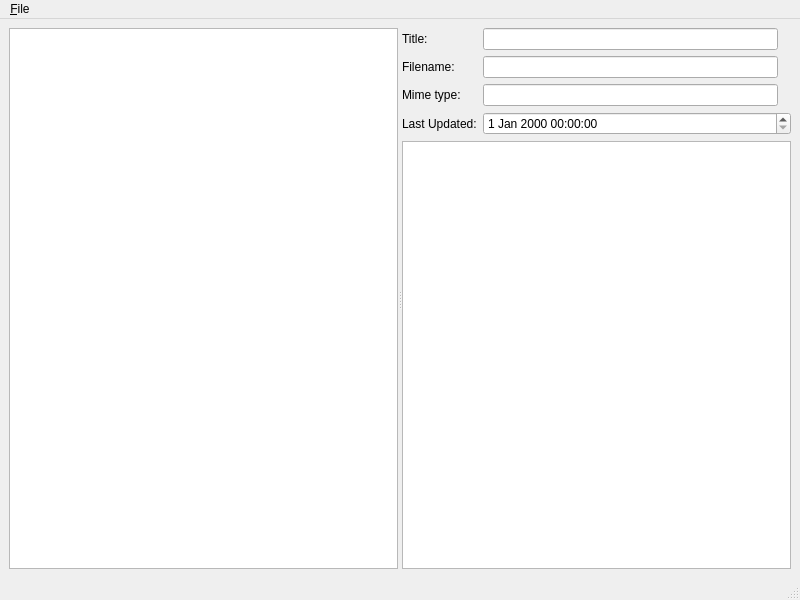
Before: the Qt Designer form bgrive/ui/MainWindow.ui in Grive/grive, drawn with Qt 5.
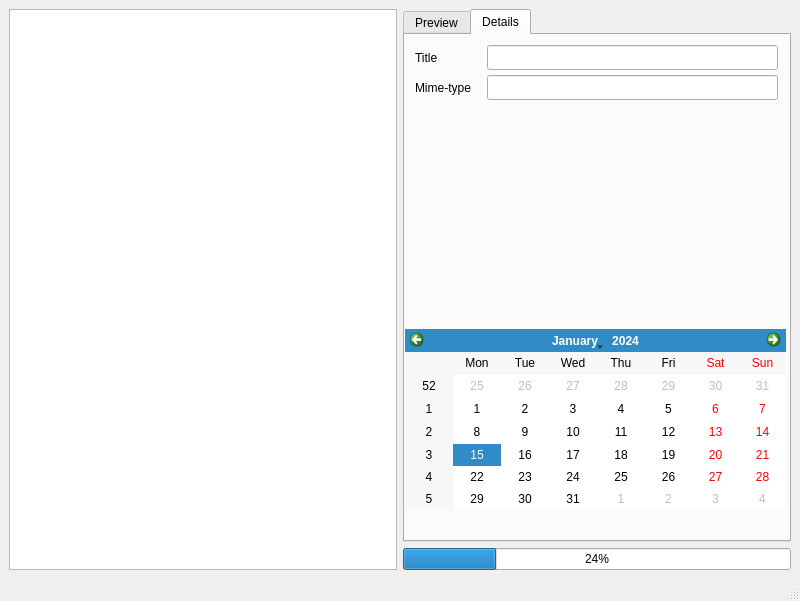
After: the same form once the commit is applied. The open tabs and pages were chosen to show the change. Icons and pictures are not drawn.

The edit to the form file:
```diff
--- a/bgrive/ui/MainWindow.ui
+++ b/bgrive/ui/MainWindow.ui
@@ -7,7 +7,7 @@
     <x>0</x>
     <y>0</y>
     <width>800</width>
-    <height>600</height>
+    <height>601</height>
    </rect>
   </property>
   <property name="windowTitle">
@@ -28,81 +28,107 @@
         </sizepolicy>
        </property>
       </widget>
-      <widget class="QWidget" name="">
-       <layout class="QGridLayout" name="gridLayout">
-        <item row="0" column="0">
-         <widget class="QLabel" name="label">
-          <property name="text">
-           <string>Title:</string>
-          </property>
-         </widget>
-        </item>
-        <item row="0" column="1">
-         <widget class="QLineEdit" name="m_title"/>
-        </item>
-        <item row="0" column="2" rowspan="2">
-         <widget class="QLabel" name="m_icon">
-          <property name="text">
-           <string/>
-          </property>
-         </widget>
-        </item>
-        <item row="1" column="0">
-         <widget class="QLabel" name="label_2">
-          <property name="text">
-           <string>Filename:</string>
-          </property>
-         </widget>
-        </item>
-        <item row="1" column="1">
-         <widget class="QLineEdit" name="m_filename"/>
-        </item>
-        <item row="2" column="0">
-         <widget class="QLabel" name="label_4">
-          <property name="text">
-           <string>Mime type:</string>
-          </property>
-         </widget>
-        </item>
-        <item row="2" column="1">
-         <widget class="QLineEdit" name="m_mime_type"/>
-        </item>
-        <item row="3" column="0">
-         <widget class="QLabel" name="label_3">
-          <property name="text">
-           <string>Last Updated:</string>
-          </property>
-         </widget>
-        </item>
-        <item row="3" column="1" colspan="2">
-         <widget class="QDateTimeEdit" name="m_last_update"/>
-        </item>
-        <item row="4" column="0" colspan="3">
-         <widget class="QGraphicsView" name="m_preview"/>
-        </item>
-       </layout>
-      </widget>
      </widget>
     </item>
+    <item>
+     <layout class="QVBoxLayout" name="verticalLayout">
+      <item>
+       <widget class="QTabWidget" name="tabWidget">
+        <property name="currentIndex">
+         <number>0</number>
+        </property>
+        <widget class="QWidget" name="tab">
+         <attribute name="title">
+          <string>Preview</string>
+         </attribute>
+         <widget class="QGraphicsView" name="preview">
+          <property name="geometry">
+           <rect>
+            <x>0</x>
+            <y>0</y>
+            <width>381</width>
+            <height>481</height>
+           </rect>
+          </property>
+         </widget>
+        </widget>
+        <widget class="QWidget" name="tab_2">
+         <attribute name="title">
+          <string>Details</string>
+         </attribute>
+         <widget class="QCalendarWidget" name="calendarWidget">
+          <property name="geometry">
+           <rect>
+            <x>0</x>
+            <y>294</y>
+            <width>381</width>
+            <height>181</height>
+           </rect>
+          </property>
+         </widget>
+         <widget class="QLineEdit" name="m_title">
+          <property name="geometry">
+           <rect>
+            <x>82</x>
+            <y>10</y>
+            <width>291</width>
+            <height>25</height>
+           </rect>
+          </property>
+          <property name="readOnly">
+           <bool>true</bool>
+          </property>
+         </widget>
+         <widget class="QLabel" name="lbl_m_title">
+          <property name="geometry">
+           <rect>
+            <x>10</x>
+            <y>12</y>
+            <width>56</width>
+            <height>21</height>
+           </rect>
+          </property>
+          <property name="text">
+           <string>Title</string>
+          </property>
+         </widget>
+         <widget class="QLineEdit" name="m_mime_type">
+          <property name="geometry">
+           <rect>
+            <x>82</x>
+            <y>40</y>
+            <width>291</width>
+            <height>25</height>
+           </rect>
+          </property>
+         </widget>
+         <widget class="QLabel" name="lbl_m_mime_type">
+          <property name="geometry">
+           <rect>
+            <x>10</x>
+            <y>45</y>
+            <width>71</width>
+            <height>16</height>
+           </rect>
+          </property>
+          <property name="text">
+           <string>Mime-type</string>
+          </property>
+         </widget>
+        </widget>
+       </widget>
+      </item>
+      <item>
+       <widget class="QProgressBar" name="usageBar">
+        <property name="value">
+         <number>24</number>
+        </property>
+       </widget>
+      </item>
+     </layout>
+    </item>
    </layout>
   </widget>
-  <widget class="QMenuBar" name="m_menubar">
-   <property name="geometry">
-    <rect>
-     <x>0</x>
-     <y>0</y>
-     <width>800</width>
-     <height>23</height>
-    </rect>
-   </property>
-   <widget class="QMenu" name="m_menu_file">
-    <property name="title">
-     <string>&amp;File</string>
-    </property>
-    <addaction name="m_action_exit"/>
-   </widget>
-   <addaction name="m_menu_file"/>
-  </widget>
   <widget class="QStatusBar" name="m_statusbar"/>
   <action name="m_action_exit">
    <property name="text">
```
Left out of the diff: 32 changed lines with no effect on the pictures.
